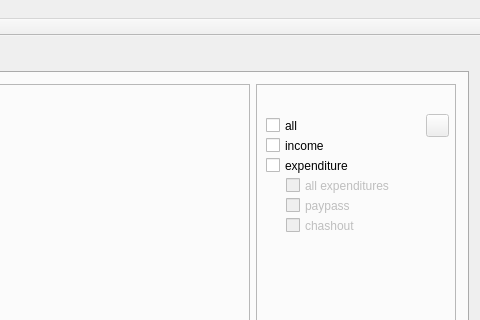
First picture: the form in finapp.ui, repository drKriegersLab/FinApp, before the edit; both pictures show x 355 to 835 and y 0 to 320 of the 835 by 547 pixel window.
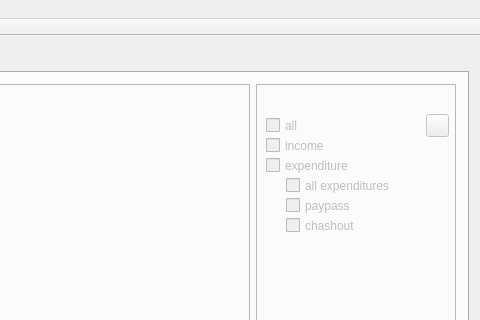
Second picture: the form after the edit.

Commit message:
if no file is loaded, checkboxes are dissabled in the graph
Issue: #3

Patch:
```diff
--- a/finapp.ui
+++ b/finapp.ui
@@ -294,6 +294,9 @@
              <enum>QFrame::Raised</enum>
             </property>
             <widget class="QCheckBox" name="checkBoxGraphSel_all">
+             <property name="enabled">
+              <bool>false</bool>
+             </property>
              <property name="geometry">
               <rect>
                <x>10</x>
@@ -307,6 +310,9 @@
              </property>
             </widget>
             <widget class="QCheckBox" name="checkBoxGraphSel_income">
+             <property name="enabled">
+              <bool>false</bool>
+             </property>
              <property name="geometry">
               <rect>
                <x>10</x>
@@ -320,6 +326,9 @@
              </property>
             </widget>
             <widget class="QCheckBox" name="checkBoxGraphSel_expenditure">
+             <property name="enabled">
+              <bool>false</bool>
+             </property>
              <property name="geometry">
               <rect>
                <x>10</x>
```
The commit also changes 1 other file.
